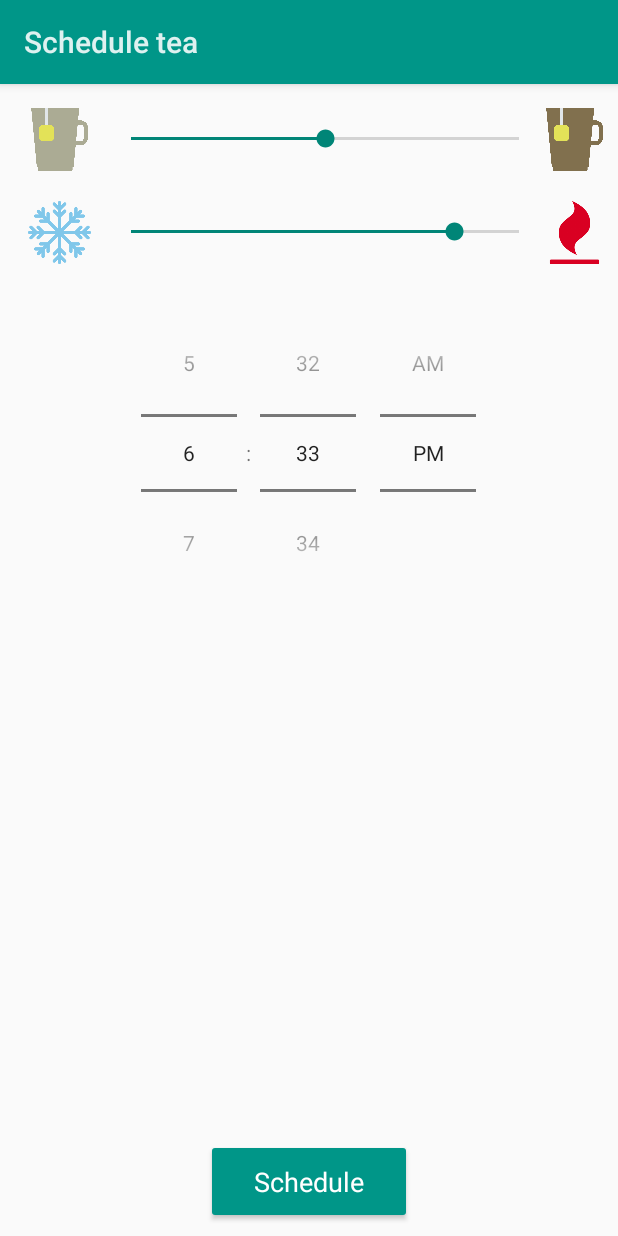
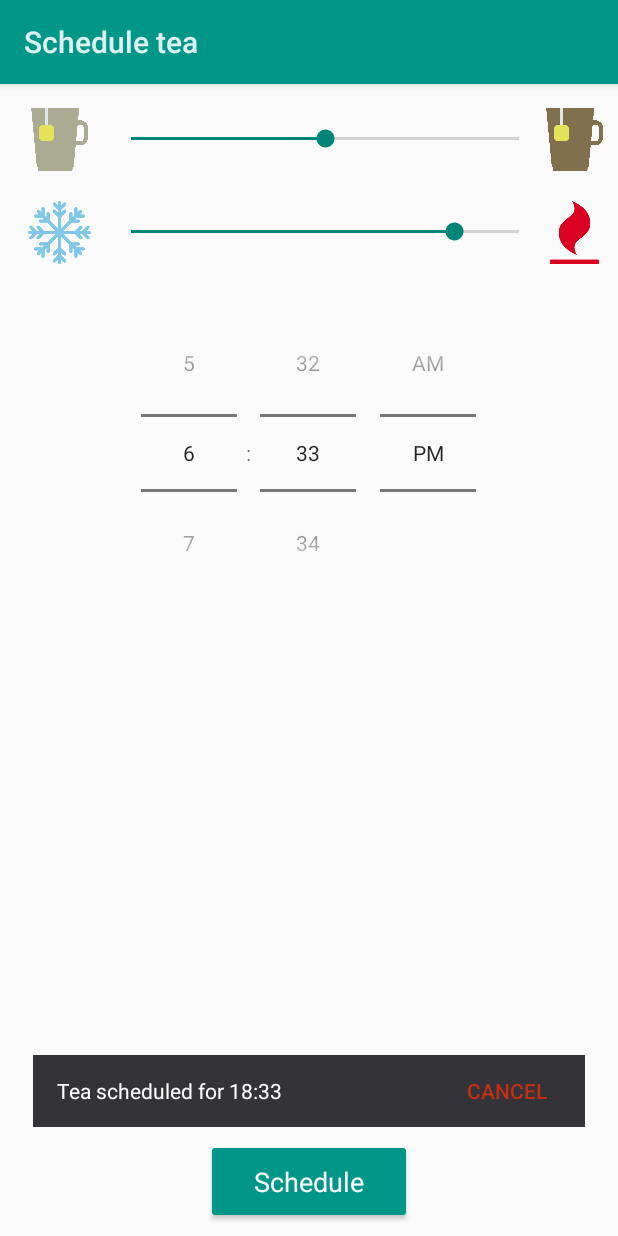
Before and after one commit to lorenzo2897/iot-app-android, an Android app: the ScheduleActivity screen opened directly, with no data from a screen before it, after a tap on "Schedule", on a phone screen of 412 x 824 dp. Run offline under Robolectric (Android 15) with nearby library versions, the phone set to English and light mode, and no system bars.

Commit message:
fixed scheduling, works now

```diff
--- a/app/src/main/java/io/silvestri/teapot/AlarmReceiver.java
+++ b/app/src/main/java/io/silvestri/teapot/AlarmReceiver.java
@@ -15,6 +15,7 @@ public class AlarmReceiver extends BroadcastReceiver {
 	@Override
 	public void onReceive(Context context, Intent intent) {
 		// make tea!
+		context.getSharedPreferences("schedule", Context.MODE_PRIVATE).edit().putLong("time", 0).apply();
 		int temp = intent.getIntExtra("temp", 40);
 		int strength = intent.getIntExtra("strength", 2);
 		Log.i("Debug", String.valueOf(temp));
--- a/app/src/main/java/io/silvestri/teapot/ScheduleActivity.java
+++ b/app/src/main/java/io/silvestri/teapot/ScheduleActivity.java
@@ -8,15 +8,22 @@ import android.content.Intent;
 import android.os.Bundle;
 import android.util.Log;
 import android.view.View;
+import android.widget.Button;
 import android.widget.SeekBar;
 import android.widget.TextView;
+import android.widget.TimePicker;
 import android.widget.Toast;
+
+import java.util.Calendar;
+import java.util.Date;
 
 public class ScheduleActivity extends Activity {
 
 	SeekBar seek_temp;
 	SeekBar seek_strength;
 	TextView seek_temp_number;
+	TimePicker timePicker;
+	Button cancel_button;
 
 	@Override
 	protected void onCreate(Bundle savedInstanceState) {
@@ -27,6 +34,8 @@ public class ScheduleActivity extends Activity {
 		seek_temp = findViewById(R.id.seek_temperature);
 		seek_temp_number = findViewById(R.id.seek_temp_number);
 		seek_strength = findViewById(R.id.seek_strength);
+		timePicker = findViewById(R.id.timePicker);
+		cancel_button = findViewById(R.id.cancel_button);
 
 		/* *** event listeners *** */
 		findViewById(R.id.buttonStart).setOnClickListener(new View.OnClickListener() {
@@ -56,12 +65,30 @@ public class ScheduleActivity extends Activity {
 				seek_temp_number.setVisibility(View.GONE);
 			}
 		});
+
+		cancel_button.setOnClickListener(new View.OnClickListener() {
+			@Override
+			public void onClick(View view) {
+				cancelSchedule();
+			}
+		});
+
+		/* *** init UI *** */
+		updateInfoBar();
+
 	}
 
 	void onScheduleClicked() {
 		int temp = seek_temp.getProgress();
 		int strength = seek_strength.getProgress();
-		scheduleTea(System.currentTimeMillis() + 3000, temp, strength);
+
+		Calendar time = Calendar.getInstance();
+		time.set(Calendar.HOUR_OF_DAY, timePicker.getHour());
+		time.set(Calendar.MINUTE, timePicker.getMinute());
+		time.set(Calendar.SECOND, 0);
+		if (time.before(Calendar.getInstance())) time.add(Calendar.DATE, 1);
+
+		scheduleTea(time.getTimeInMillis(), temp, strength);
 	}
 
 	void scheduleTea(long time, int temp, int strength) {
@@ -69,10 +96,35 @@ public class ScheduleActivity extends Activity {
 		Intent alarmIntent = new Intent(this, AlarmReceiver.class);
 		alarmIntent.putExtra("temp", temp);
 		alarmIntent.putExtra("strength", strength);
-		PendingIntent pendingIntent = PendingIntent.getBroadcast(this, 0, alarmIntent, 0);
+		PendingIntent pendingIntent = PendingIntent.getBroadcast(this, 0, alarmIntent, PendingIntent.FLAG_UPDATE_CURRENT);
 
 		AlarmManager manager = (AlarmManager)getSystemService(Context.ALARM_SERVICE);
 		manager.set(AlarmManager.RTC_WAKEUP, time, pendingIntent);
-		Toast.makeText(this, "Tea scheduled", Toast.LENGTH_SHORT).show();
+		getSharedPreferences("schedule", MODE_PRIVATE).edit().putLong("time", time).apply();
+		updateInfoBar();
+	}
+
+	void cancelSchedule() {
+		Intent alarmIntent = new Intent(this, AlarmReceiver.class);
+		PendingIntent pendingIntent = PendingIntent.getBroadcast(this, 0, alarmIntent, PendingIntent.FLAG_UPDATE_CURRENT);
+		AlarmManager manager = (AlarmManager)getSystemService(Context.ALARM_SERVICE);
+		manager.cancel(pendingIntent);
+		getSharedPreferences("schedule", MODE_PRIVATE).edit().putLong("time", 0).apply();
+		updateInfoBar();
+	}
+
+	void updateInfoBar() {
+		long time = getSharedPreferences("schedule", MODE_PRIVATE).getLong("time", 0);
+		if (time == 0) {
+			findViewById(R.id.future_bar).setVisibility(View.GONE);
+		} else {
+			Calendar c = Calendar.getInstance();
+			c.setTimeInMillis(time);
+			String hour = String.valueOf(c.get(Calendar.HOUR_OF_DAY));
+			String minute = String.valueOf(c.get(Calendar.MINUTE));
+			if (minute.length() == 1) minute = "0" + minute;
+			((TextView) findViewById(R.id.future_text)).setText("Tea scheduled for " + hour + ":" + minute);
+			findViewById(R.id.future_bar).setVisibility(View.VISIBLE);
+		}
 	}
 }
--- a/app/src/main/res/layout/activity_schedule.xml
+++ b/app/src/main/res/layout/activity_schedule.xml
@@ -123,4 +123,45 @@
         app:layout_constraintStart_toStartOf="parent"
         app:layout_constraintTop_toBottomOf="@+id/linearLayout2"/>
 
+    <android.support.constraint.ConstraintLayout
+        android:id="@+id/future_bar"
+        android:layout_width="368dp"
+        android:layout_height="wrap_content"
+        android:layout_marginBottom="8dp"
+        android:layout_marginEnd="8dp"
+        android:layout_marginStart="8dp"
+        android:background="@color/colorDarkBackground"
+        app:layout_constraintBottom_toTopOf="@+id/buttonStart"
+        app:layout_constraintEnd_toEndOf="parent"
+        app:layout_constraintStart_toStartOf="parent">
+
+        <TextView
+            android:id="@+id/future_text"
+            android:layout_width="0dp"
+            android:layout_height="0dp"
+            android:layout_marginBottom="8dp"
+            android:layout_marginEnd="8dp"
+            android:layout_marginStart="16dp"
+            android:layout_marginTop="8dp"
+            android:gravity="center_vertical"
+            android:text="Schedule set"
+            android:textColor="@android:color/background_light"
+            app:layout_constraintBottom_toBottomOf="parent"
+            app:layout_constraintEnd_toStartOf="@+id/cancel_button"
+            app:layout_constraintStart_toStartOf="parent"
+            app:layout_constraintTop_toTopOf="parent"/>
+
+        <Button
+            android:id="@+id/cancel_button"
+            style="@android:style/Widget.DeviceDefault.Button.Borderless"
+            android:layout_width="wrap_content"
+            android:layout_height="wrap_content"
+            android:layout_marginEnd="8dp"
+            android:text="Cancel"
+            android:textColor="@color/colorError"
+            app:layout_constraintBottom_toBottomOf="parent"
+            app:layout_constraintEnd_toEndOf="parent"
+            app:layout_constraintTop_toTopOf="parent"/>
+    </android.support.constraint.ConstraintLayout>
+
 </android.support.constraint.ConstraintLayout>
--- a/app/src/main/res/values/colors.xml
+++ b/app/src/main/res/values/colors.xml
@@ -4,4 +4,5 @@
     <color name="colorPrimaryDark">#00796b</color>
     <color name="colorAccent">#795548</color>
     <color name="colorError">#c32f12</color>
+    <color name="colorDarkBackground">#333338</color>
 </resources>
```
